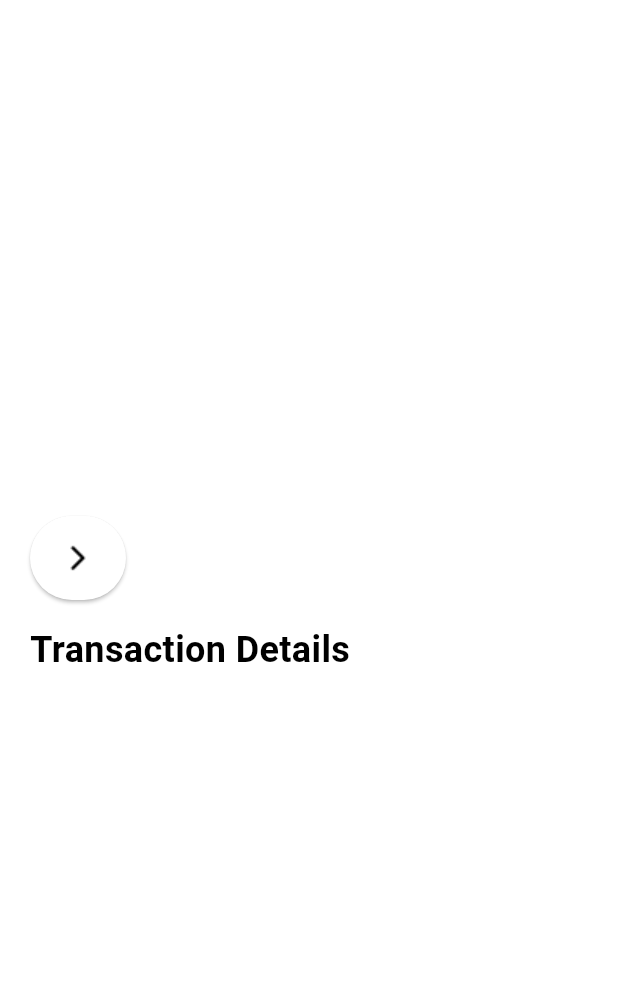
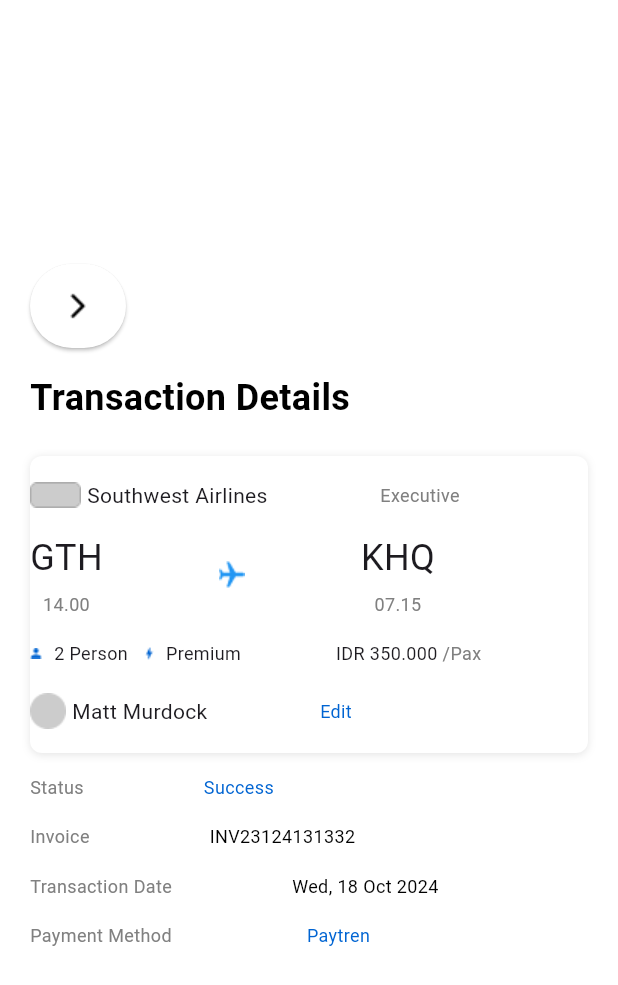
Before and after one commit to sevinchfarxodova/zs_uzairways, a Flutter app: the TransactionDetails screen opened by its route, on a phone screen of 412 x 824 dp. Shown: the top 985 px of the screen. Run offline on Flutter 3.47's test engine with Material 3 defaults, Android fonts, the phone set to English and light mode, and no system bars.

Commit message:
transaction

```diff
--- a/lib/features/auth/widgets/textfield.dart
+++ b/lib/features/auth/widgets/textfield.dart
@@ -16,9 +16,9 @@ class Textfield extends StatelessWidget {
         boxShadow: [
           BoxShadow(
             color: Colors.black.withOpacity(0.1),
-            spreadRadius: 2, // Spread radius
-            blurRadius: 2, // Blur radius
-            offset: Offset(0, 1), // Changes the position of the shadow
+            spreadRadius: 2,
+            blurRadius: 2,
+            offset: Offset(0, 1),
           ),
         ],
       ),
@@ -29,7 +29,7 @@ class Textfield extends StatelessWidget {
           ),
           decoration: InputDecoration(
             filled: true,
-            fillColor: Colors.transparent, // Make the fill color transparent
+            fillColor: Colors.transparent,
             labelText: text,
             border: InputBorder.none,
           ),
--- a/lib/features/transactions/transaction_details.dart
+++ b/lib/features/transactions/transaction_details.dart
@@ -1,5 +1,6 @@
 import 'package:flutter/cupertino.dart';
 import 'package:flutter/material.dart';
+import 'package:zs_airways/features/transactions/widgets/card.dart';
 
 import '../../core/constants/colors.dart';
 import '../auth/widgets/arrow.dart';
@@ -35,8 +36,92 @@ class TransactionDetails extends StatelessWidget {
           SizedBox(
             height: 22,
           ),
-          Card(),
-
+          MyCard(),
+          SizedBox(height: 14,),
+          Column(
+            children: [
+              Row(
+              children: [
+                Text(
+                  'Status',
+                  style: TextStyle(
+                    fontSize: 12,
+                    color: AppColors.grey
+                  ),
+                ),
+                SizedBox(
+                  width: 80,
+                ),
+                Text(
+                  'Success',
+                  style: TextStyle(fontSize: 12,
+                      color: AppColors.blue),
+                ),
+              ],
+              ),
+              SizedBox(height: 16,),
+              Row(
+                children: [
+                  Text(
+                    'Invoice',
+                    style: TextStyle(
+                        fontSize: 12,
+                        color: AppColors.grey
+                    ),
+                  ),
+                  SizedBox(
+                    width: 80,
+                  ),
+                  Text(
+                    'INV23124131332',
+                    style: TextStyle(fontSize: 12,
+                        color: AppColors.black),
+                  ),
+                ],
+              ),
+              SizedBox(height: 16,),
+              Row(
+                children: [
+                  Text(
+                    'Transaction Date',
+                    style: TextStyle(
+                        fontSize: 12,
+                        color: AppColors.grey
+                    ),
+                  ),
+                  SizedBox(
+                    width: 80,
+                  ),
+                  Text(
+                    'Wed, 18 Oct 2024',
+                    style: TextStyle(fontSize: 12,
+                        color: AppColors.black),
+                  ),
+                ],
+              ),
+              SizedBox(height: 16,),
+              Row(
+                children: [
+                  Text(
+                    'Payment Method',
+                    style: TextStyle(
+                        fontSize: 12,
+                        color: AppColors.grey
+                    ),
+                  ),
+                  SizedBox(
+                    width: 90,
+                  ),
+                  Text(
+                    'Paytren',
+                    style: TextStyle(fontSize: 12,
+                        color: AppColors.blue),
+                  ),
+                ],
+              ),
+              SizedBox(height: 16,),
+            ],
+          )
         ],
       ),
       ),
--- a/lib/features/transactions/widgets/card.dart
+++ b/lib/features/transactions/widgets/card.dart
@@ -1,23 +1,141 @@
 import 'package:flutter/cupertino.dart';
+import 'package:flutter/material.dart';
+import 'package:zs_airways/core/constants/colors.dart';
 
-class Card extends StatelessWidget {
-  const Card({super.key});
+class MyCard extends StatelessWidget {
+   MyCard({super.key});
 
   @override
   Widget build(BuildContext context) {
-    return  Container(
+    return Container(
+      decoration: BoxDecoration(
+        color: Colors.white,
+        borderRadius: BorderRadius.circular(8),
+        boxShadow: [
+          BoxShadow(
+            color: Colors.black.withOpacity(0.1),
+            spreadRadius: 0,
+            blurRadius: 4,
+            offset: Offset(0, 1),
+          ),
+        ],
+      ),
       child: Column(
         children: [
+          SizedBox(height: 16,),
           Row(
             children: [
-              Image.asset('assets/images/'),
-              SizedBox(width: 4,),
-              Text('Southwest Airlines',style: TextStyle(
-                fontSize: 14,
-
-              ),)
+              Image.asset('assets/images/logo1.png', color: Colors.black,),
+              SizedBox(
+                width: 4,
+              ),
+              Text(
+                'Southwest Airlines',
+                style: TextStyle(
+                  fontSize: 14,
+                ),
+              ),
+              SizedBox(
+                width: 75,
+              ),
+              Text(
+                'Executive',
+                style: TextStyle(fontSize: 12, color: AppColors.grey),
+              ),
             ],
-          )
+          ),
+    SizedBox(height: 15,),
+          Row(
+  children: [
+    Column(
+      children: [
+        Text('GTH',
+        style: TextStyle(
+          fontSize: 24,
+        ),),
+        SizedBox(height: 5,),
+        Text('14.00',
+          style: TextStyle(
+            fontSize: 12,
+            color: AppColors.grey
+          ),),
+      ],
+    ),
+    SizedBox(width: 75,),
+    ImageIcon(
+      AssetImage("assets/images/plane.png"),
+      color: Colors.blue,
+      size: 22,
+    ),
+    SizedBox(width: 75,),
+    Column(
+      children: [
+        Text('KHQ',
+          style: TextStyle(
+            fontSize: 24,
+          ),),
+        SizedBox(height: 5,),
+        Text('07.15',
+          style: TextStyle(
+              fontSize: 12,
+              color: AppColors.grey
+          ),),
+      ],
+    ),
+  ],
+),
+          SizedBox(height: 16,),
+          Row(
+            children: [
+              Image.asset('assets/images/Vector (1).png'),
+              SizedBox(width: 8,),
+              Text('2 Person ',
+              style: TextStyle(
+                fontSize: 12
+              ),),
+              SizedBox(width: 8,),
+              Image.asset('assets/images/incard.png'),
+              SizedBox(width: 8,),
+              Text('Premium ',
+                style: TextStyle(
+                    fontSize: 12
+                ),),
+              SizedBox(width: 60,),
+              Text('IDR 350.000 ',
+                style: TextStyle(
+                    fontSize: 12
+                ),),
+              Text('/Pax ',
+                style: TextStyle(
+                    fontSize: 12,
+                  color: AppColors.grey
+                ),),
+            ],
+          ),
+          SizedBox(height: 18,),
+          Row(
+            children: [
+              Image.asset('assets/images/Ellipse 21.png', color: Colors.black,),
+              SizedBox(
+                width: 4,
+              ),
+              Text(
+                'Matt Murdock',
+                style: TextStyle(
+                  fontSize: 14,
+                ),
+              ),
+              SizedBox(
+                width: 75,
+              ),
+              Text(
+                'Edit',
+                style: TextStyle(fontSize: 12,
+                    color: AppColors.blue),
+              ),
+            ],
+          ),
+          SizedBox(height: 16,),
         ],
       ),
     );
```
Also changed, not shown: assets/images/incard.png (added), assets/images/plane.png (renamed from assets/images/vector.png).
